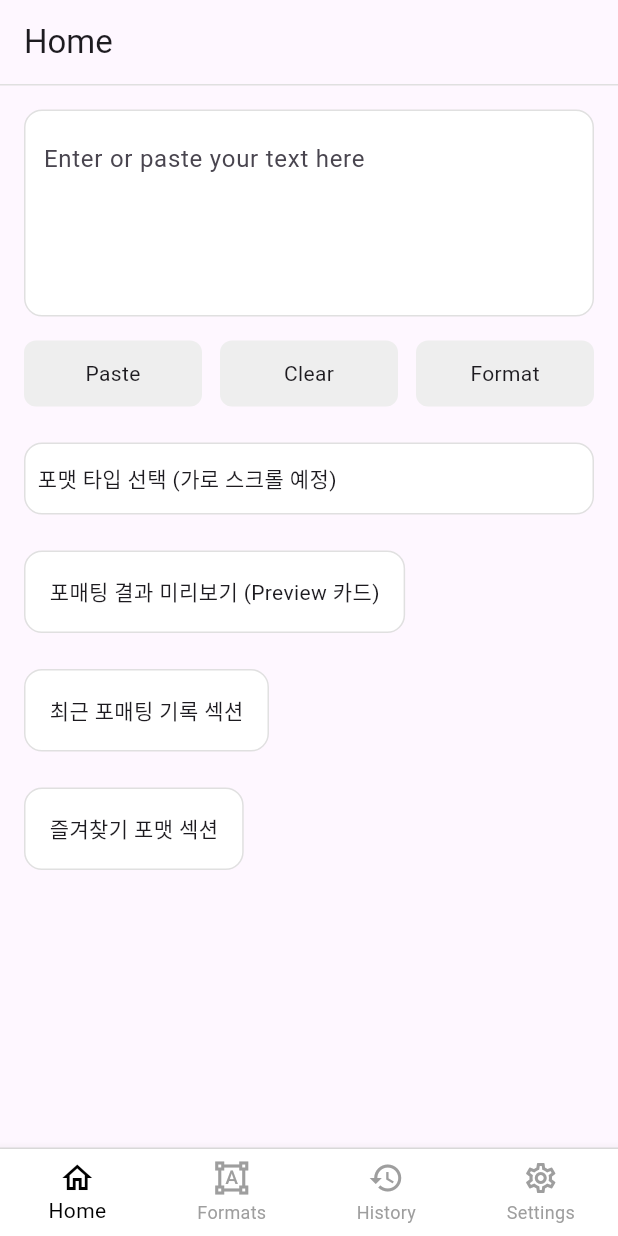
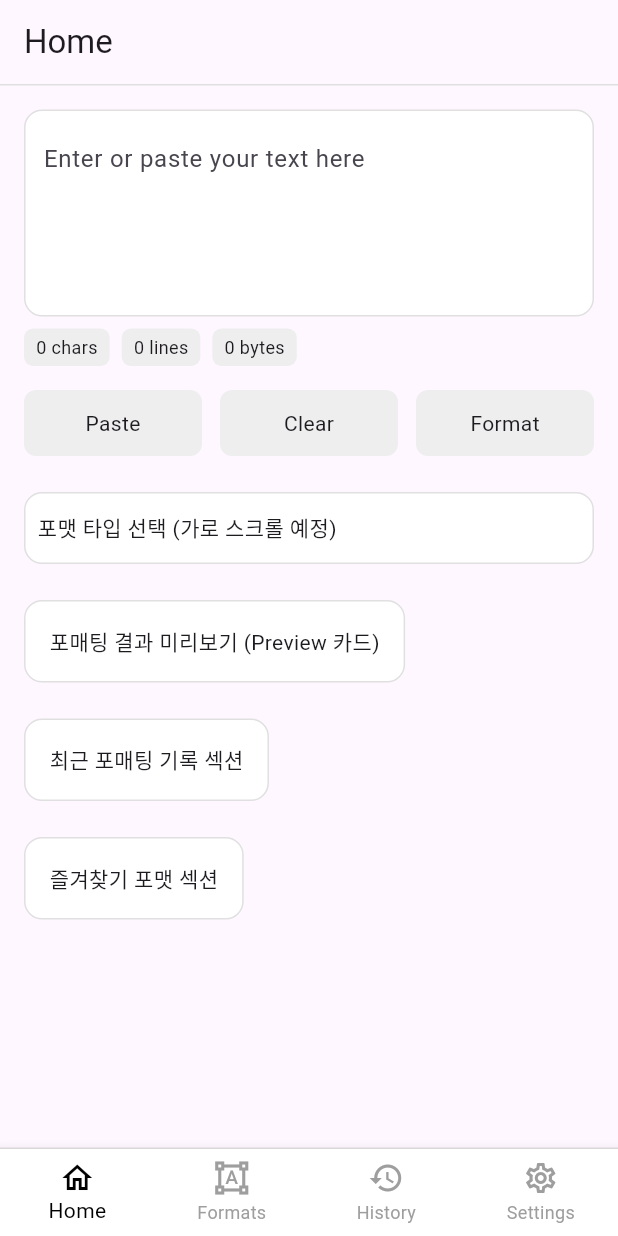
Before and after one commit to hyperbora/format_kit, a Flutter app: the screen it shows after launch, on a phone screen of 412 x 824 dp. Run offline on Flutter 3.47's test engine with Material 3 defaults, Android fonts, the phone set to English and light mode, and no system bars; our stand-ins replace flutter_riverpod.

Commit message:
feat: 글자 정보 보여주는 위젯 추가

```diff
--- a/lib/main.dart
+++ b/lib/main.dart
@@ -1,6 +1,7 @@
 import 'package:flutter/material.dart';
 import 'package:format_kit/app.dart';
+import 'package:flutter_riverpod/flutter_riverpod.dart';
 
 void main() {
-  runApp(const FormatKitApp());
+  runApp(const ProviderScope(child: FormatKitApp()));
 }
--- /dev/null
+++ b/lib/models/input_stats.dart
@@ -0,0 +1,11 @@
+class InputStats {
+  final int charCount;
+  final int lineCount;
+  final int byteCount;
+
+  const InputStats({
+    required this.charCount,
+    required this.lineCount,
+    required this.byteCount,
+  });
+}
--- /dev/null
+++ b/lib/providers/input_stats_provider.dart
@@ -0,0 +1,18 @@
+import 'dart:convert';
+import 'package:flutter_riverpod/flutter_riverpod.dart';
+import 'package:format_kit/models/input_stats.dart';
+import 'quick_input_provider.dart';
+
+final inputStatsProvider = Provider<InputStats>((ref) {
+  final input = ref.watch(quickInputProvider);
+
+  final charCount = input.length;
+  final lineCount = input.isEmpty ? 0 : input.split('\n').length;
+  final byteCount = utf8.encode(input).length;
+
+  return InputStats(
+    charCount: charCount,
+    lineCount: lineCount,
+    byteCount: byteCount,
+  );
+});
--- a/lib/screens/home/home_screen.dart
+++ b/lib/screens/home/home_screen.dart
@@ -1,5 +1,6 @@
 import 'package:flutter/material.dart';
-import 'package:format_kit/screens/widgets/quick_format_input.dart';
+import 'package:format_kit/screens/home/widgets/input_info_section.dart';
+import 'package:format_kit/screens/home/widgets/quick_format_input.dart';
 
 class HomeScreen extends StatelessWidget {
   const HomeScreen({super.key});
@@ -12,6 +13,7 @@ class HomeScreen extends StatelessWidget {
         crossAxisAlignment: CrossAxisAlignment.start,
         children: const [
           QuickFormatInput(),
+          InputInfoSection(),
           SizedBox(height: 16),
           QuickFormatActions(),
           SizedBox(height: 24),
--- /dev/null
+++ b/lib/screens/home/widgets/input_info_section.dart
@@ -0,0 +1,36 @@
+import 'package:flutter/material.dart';
+import 'package:flutter_riverpod/flutter_riverpod.dart';
+import 'package:format_kit/providers/input_stats_provider.dart';
+
+class InputInfoSection extends ConsumerWidget {
+  const InputInfoSection({super.key});
+
+  @override
+  Widget build(BuildContext context, WidgetRef ref) {
+    final stats = ref.watch(inputStatsProvider);
+
+    return Padding(
+      padding: const EdgeInsets.only(top: 8),
+      child: Row(
+        children: [
+          _infoChip("${stats.charCount} chars"),
+          const SizedBox(width: 8),
+          _infoChip("${stats.lineCount} lines"),
+          const SizedBox(width: 8),
+          _infoChip("${stats.byteCount} bytes"),
+        ],
+      ),
+    );
+  }
+
+  Widget _infoChip(String text) {
+    return Container(
+      padding: const EdgeInsets.symmetric(horizontal: 8, vertical: 4),
+      decoration: BoxDecoration(
+        color: Colors.grey.shade200,
+        borderRadius: BorderRadius.circular(6),
+      ),
+      child: Text(text, style: const TextStyle(fontSize: 12)),
+    );
+  }
+}
```
Also changed, not shown: lib/screens/home/widgets/quick_format_input.dart (renamed from lib/screens/widgets/quick_format_input.dart).
